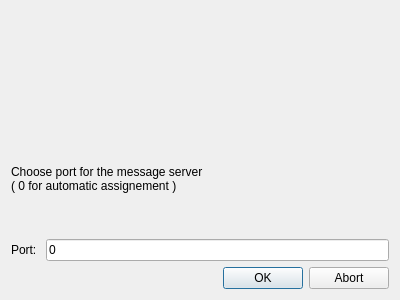
Before: the Qt Designer form ilastik/shell/gui/ui/choosePortDialog.ui in ilastik/ilastik, drawn with Qt 5.
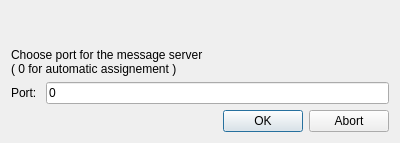
After: the same form once the commit is applied.

Commit message: added ipc widget to controll ipc server ilastik now receives commands

Patch:
```diff
--- a/ilastik/shell/gui/ui/choosePortDialog.ui
+++ b/ilastik/shell/gui/ui/choosePortDialog.ui
@@ -7,7 +7,7 @@
     <x>0</x>
     <y>0</y>
     <width>400</width>
-    <height>300</height>
+    <height>143</height>
    </rect>
   </property>
   <property name="windowTitle">
```
The commit also changes 4 other files.
